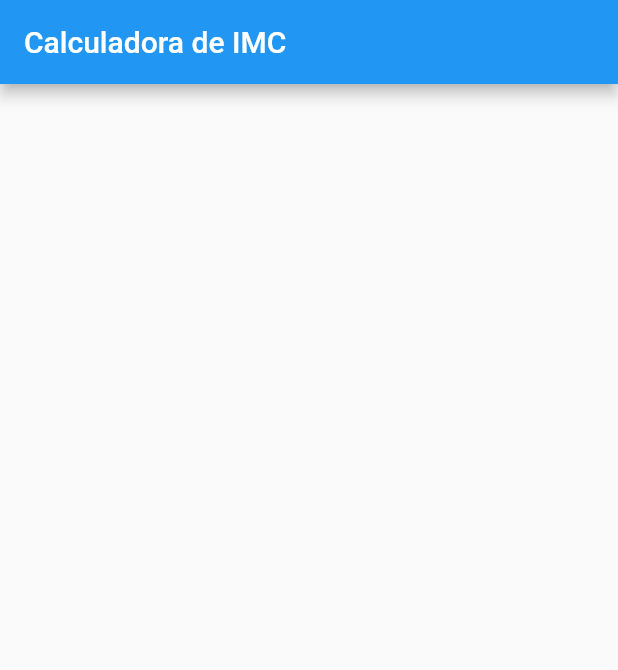
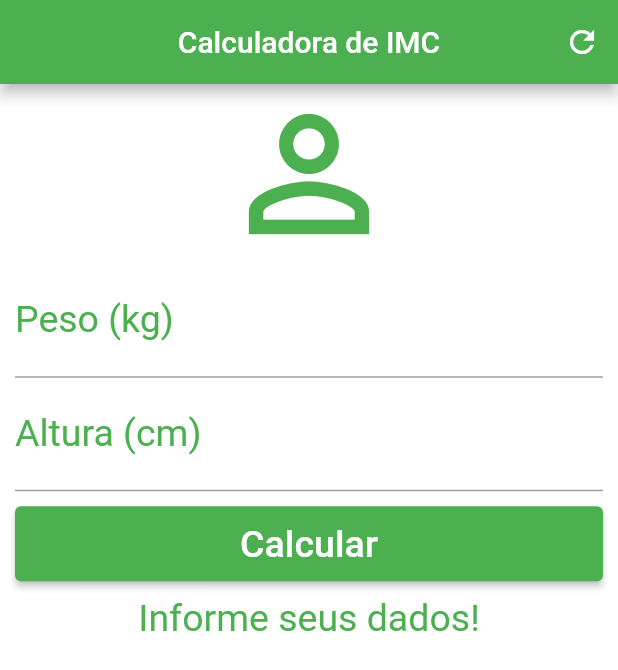
Before and after one commit to Trouttt/Flutter-calculation-imc, a Flutter app: the screen it shows after launch, on a phone screen of 412 x 824 dp. Shown: the top 670 px of the screen. Run offline on Flutter 3.47's test engine with Material 2 defaults, Android fonts, the phone set to English and light mode, and no system bars.

Commit message:
FInish: IMC 1.0

```diff
--- a/lib/main.dart
+++ b/lib/main.dart
@@ -1,6 +1,7 @@
 import 'package:flutter/material.dart';
+import 'package:flutter/painting.dart';
 
-void main(){
+void main() {
   runApp(MaterialApp(
     home: Home(),
   ));
@@ -14,12 +15,120 @@ class Home extends StatefulWidget {
 }
 
 class _HomeState extends State<Home> {
+  TextEditingController weightController = TextEditingController();
+  TextEditingController heightController = TextEditingController();
+
+  GlobalKey<FormState> _formKey = GlobalKey<FormState>();
+
+  // variável que irá verificar se o form está apto ou não pra ser enviado
+
+  String _infoText = "Informe seus dados!";
+
+  void _resetFields() {
+    weightController.text = "";
+    heightController.text = "";
+    setState(() {
+      _infoText = "Informe seus dados!";
+      _formKey = GlobalKey<FormState>(); //reseta o erro também, caso esteja
+    });
+  }
+
+  void _calculate() {
+    setState(() {
+      double weight = double.parse(
+          weightController.text); //converse pra double, número flutuante
+      double height = double.parse(heightController.text) / 100;
+
+      double imc = weight / (height * height);
+
+      print(imc);
+
+      if (imc < 18.6) {
+        _infoText = "Abaixo do Peso (${imc.toStringAsPrecision(4)})";
+      } else if (imc >= 18.6 && imc < 24.9) {
+        _infoText = "Peso Ideal (${imc.toStringAsPrecision(4)})";
+      } else if (imc >= 24.9 && imc < 29.9) {
+        _infoText = "Levemente acima do Peso (${imc.toStringAsPrecision(4)})";
+      } else if (imc >= 29.9 && imc < 34.9) {
+        _infoText = "Obesidade Grau I (${imc.toStringAsPrecision(4)})";
+      } else if (imc >= 34.9 && imc < 39.9) {
+        _infoText = "Obesidade Grau II (${imc.toStringAsPrecision(4)})";
+      } else if (imc >= 40.0) {
+        _infoText = "Obesidade Grau III (${imc.toStringAsPrecision(4)})";
+      }
+    });
+  }
+
   @override
   Widget build(BuildContext context) {
     return Scaffold(
-      appBar: AppBar(
-        title: Text("Calculadora de IMC"),
-      ),
-    );
+        appBar: AppBar(
+            title: Text("Calculadora de IMC"),
+            centerTitle: true,
+            backgroundColor: Colors.green,
+            actions: <Widget>[
+              IconButton(icon: Icon(Icons.refresh), onPressed: _resetFields)
+            ]),
+        backgroundColor: Colors.white,
+        body: SingleChildScrollView(
+            //Serve pra poder rolar a página, pra que o teclado não fique sobre o conteúdo da página
+            padding: EdgeInsets.fromLTRB(10.0, 0.0, 10.0, 0.0),
+            child: Form(
+                key: _formKey,
+                child: Column(
+                    crossAxisAlignment: CrossAxisAlignment.stretch,
+                    children: <Widget>[
+                      Icon(Icons.person_outline,
+                          size: 120.0, color: Colors.green),
+                      TextFormField(
+                          keyboardType: TextInputType.number,
+                          decoration: InputDecoration(
+                              labelText: "Peso (kg)",
+                              labelStyle: TextStyle(color: Colors.green)),
+                          textAlign: TextAlign.center,
+                          style: TextStyle(color: Colors.green, fontSize: 25.0),
+                          controller: weightController,
+                          //bind de variável
+                          validator: (value) {
+                            if (value!.isEmpty) {
+                              //valida se o campo está vazio
+                              return "Insira seu peso";
+                            }
+                          }),
+                      TextFormField(
+                          keyboardType: TextInputType.number,
+                          decoration: InputDecoration(
+                              labelText: "Altura (cm)",
+                              labelStyle: TextStyle(color: Colors.green)),
+                          textAlign: TextAlign.center,
+                          style: TextStyle(color: Colors.green, fontSize: 25.0),
+                          controller: heightController,
+                          validator: (value) {
+                            if (value!.isEmpty) {
+                              //valida se o campo está vazio
+                              return "Insira sua altura";
+                            }
+                          }),
+                      Padding(
+                        padding: EdgeInsets.only(top: 10.0, bottom: 10.0),
+                        child: Container(
+                            height: 50.0,
+                            child: ElevatedButton(
+                                onPressed: () {
+                                  if (_formKey.currentState!.validate()) {
+                                    _calculate();
+                                  }
+                                },
+                                child: Text("Calcular",
+                                    style: TextStyle(
+                                        color: Colors.white, fontSize: 25.0)),
+                                style: ElevatedButton.styleFrom(
+                                  primary: Colors.green,
+                                ))),
+                      ),
+                      Text("$_infoText",
+                          textAlign: TextAlign.center,
+                          style: TextStyle(color: Colors.green, fontSize: 25.0))
+                    ]))));
   }
 }
```
